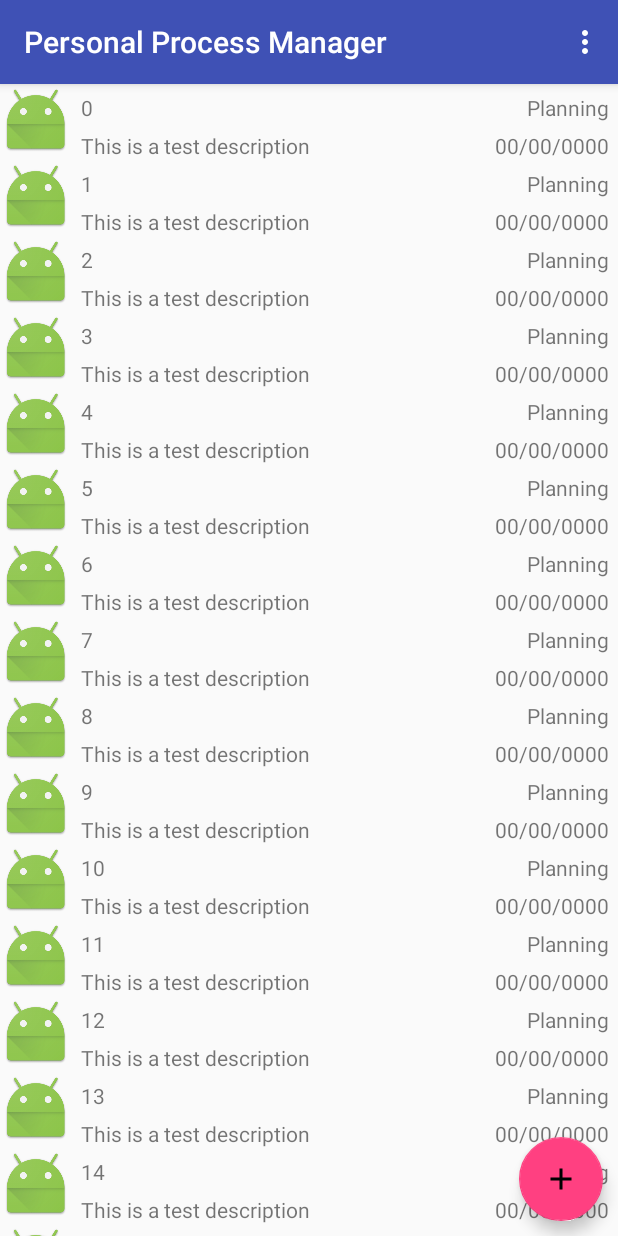
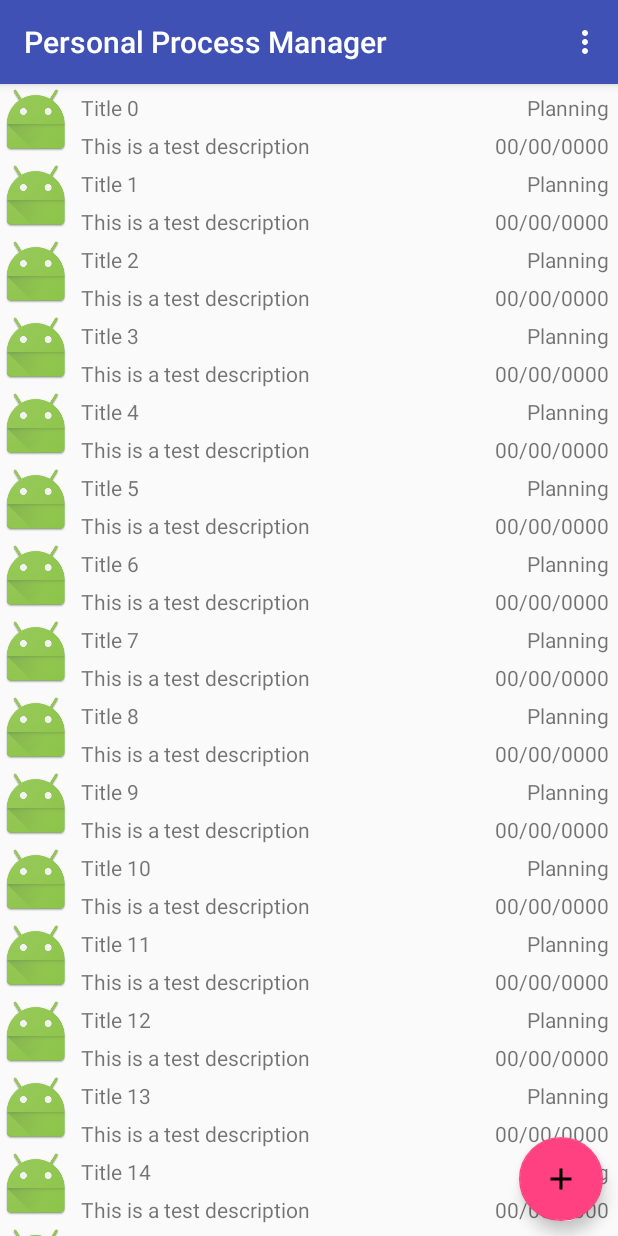
Before and after one commit to MaelstromDrift/ppm, an Android app: the screen it shows after launch (MainActivity), on a phone screen of 412 x 824 dp. Run offline under Robolectric (Android 15) with nearby library versions, the phone set to English and light mode, and no system bars.

Commit message:
Misc formatting changes.

```diff
--- a/app/src/main/java/edu/txstate/mjg/ppm/MainActivity.java
+++ b/app/src/main/java/edu/txstate/mjg/ppm/MainActivity.java
@@ -46,7 +46,7 @@ public class MainActivity extends AppCompatActivity {
     private void createDummyData(int numOfProcesses) {
         for(int i = 0; i < numOfProcesses; i++) {
             Process temp_process = new Process();
-            temp_process.setTitle(Integer.toString(i));
+            temp_process.setTitle("Title " + Integer.toString(i));
             processList.add(temp_process);
         }
     }
--- a/app/src/main/java/edu/txstate/mjg/ppm/activities/ProcessListAdapter.java
+++ b/app/src/main/java/edu/txstate/mjg/ppm/activities/ProcessListAdapter.java
@@ -46,6 +46,7 @@ public class ProcessListAdapter extends RecyclerView.Adapter<ProcessListAdapter.
 
         TextView processStatus = viewHolder.status;
 
+        //Determine what status text to display
         switch(process.getState()) {
             case PROCESS_PLANNING:
                 processStatus.setText("Planning");
@@ -56,8 +57,6 @@ public class ProcessListAdapter extends RecyclerView.Adapter<ProcessListAdapter.
             case PROCESS_COMPLETED:
                 processStatus.setText("Completed");
         }
-
-
     }
 
     @Override
--- a/app/src/main/java/edu/txstate/mjg/ppm/core/Process.java
+++ b/app/src/main/java/edu/txstate/mjg/ppm/core/Process.java
@@ -4,6 +4,7 @@ import java.util.ArrayList;
 
 public class Process {
 
+    //TODO: Create the Process data structure to follow the tree format shown in the paper.
     //TODO; confirm that these are the three states that the process can be in at any time.
     public enum ProcessState {
         PROCESS_PLANNING,
```
